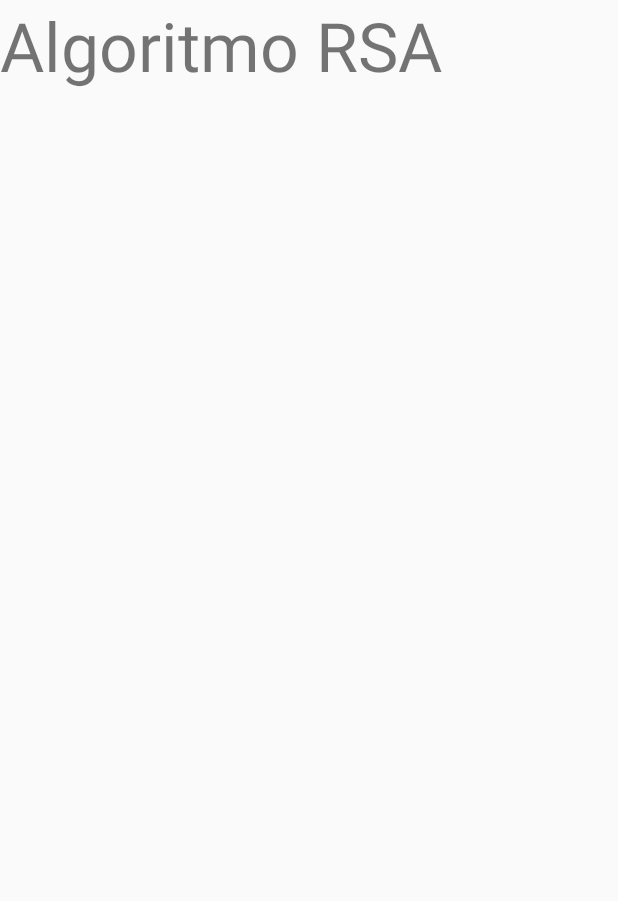
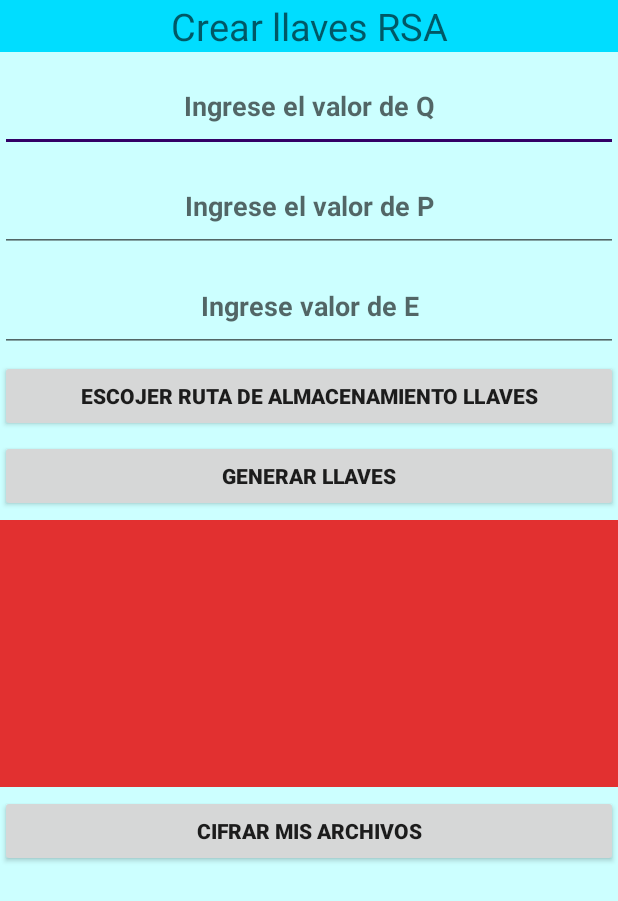
Before and after one commit to CarlosMorales1171316/ED2-Laboratorio2-Cifrado, an Android app: the layout activity_rs.xml on its own in the app's theme, with its tools: preview values and no code run, on a phone screen of 412 x 824 dp. Shown: the top 901 px of the screen. Run offline under Robolectric (Android 15) with nearby library versions, the phone set to English and light mode, and no system bars.

```diff
--- a/Laboratorio2/app/src/main/AndroidManifest.xml
+++ b/Laboratorio2/app/src/main/AndroidManifest.xml
@@ -7,10 +7,9 @@
     <uses-permission android:name="android.permission.WRITE_EXTERNAL_STORAGE" />
     <uses-permission android:name="android.permission.STORAGE" />
 
-
     <application
+        android:allowBackup="true"
         android:debuggable="true"
-        android:allowBackup="true"
         android:icon="@mipmap/ic_launcher"
         android:label="@string/app_name"
         android:roundIcon="@mipmap/ic_launcher_round"
@@ -29,8 +28,9 @@
         </activity>
         <activity android:name=".ZigZag" />
         <activity android:name=".SDES" />
-        <activity android:name=".RSA" />
-
+        <activity android:name=".RSALlavesVista" />
+        <activity android:name=".CifradoRSAVista" />
+        <activity android:name=".DescifrarRSAVista"></activity>
     </application>
 
 </manifest>
--- a/Laboratorio2/app/src/main/java/com/example/ivana/laboratorio2/MainActivity.java
+++ b/Laboratorio2/app/src/main/java/com/example/ivana/laboratorio2/MainActivity.java
@@ -96,7 +96,7 @@ public class MainActivity extends AppCompatActivity
             startActivity(intent);
 
         } else if (id == R.id.serie3) {
-            Intent intent = new Intent(MainActivity.this, RSA.class);
+            Intent intent = new Intent(MainActivity.this, RSALlavesVista.class);
             startActivity(intent);
         }
 
--- a/Laboratorio2/app/src/main/java/com/example/ivana/laboratorio2/RSA.java
+++ b/Laboratorio2/app/src/main/java/com/example/ivana/laboratorio2/RSA.java
@@ -1,13 +1,24 @@
 package com.example.ivana.laboratorio2;
 
-import android.support.v7.app.AppCompatActivity;
-import android.os.Bundle;
+import java.math.BigInteger;
+import java.util.ArrayList;
+import java.util.List;
 
-public class RSA extends AppCompatActivity {
+public class RSA {
+    private BigInteger p;
+    private BigInteger q;
+    private BigInteger r;
 
-    @Override
-    protected void onCreate(Bundle savedInstanceState) {
-        super.onCreate(savedInstanceState);
-        setContentView(R.layout.activity_rs);
+    public List<BigInteger> calcularQ(BigInteger modulo) {
+        int n = modulo.intValue();
+        List<BigInteger> factor = new ArrayList<>();
+        for (int i = 2; i <= n; i++) {
+            while (n % i == 0) {
+                factor.add(BigInteger.valueOf(i));
+                n /= i;
+            }
+        }
+        return factor;
     }
+
 }
--- a/Laboratorio2/app/src/main/res/layout/activity_rs.xml
+++ b/Laboratorio2/app/src/main/res/layout/activity_rs.xml
@@ -1,15 +1,111 @@
 <?xml version="1.0" encoding="utf-8"?>
-<android.support.constraint.ConstraintLayout xmlns:android="http://schemas.android.com/apk/res/android"
+<LinearLayout xmlns:android="http://schemas.android.com/apk/res/android"
     xmlns:app="http://schemas.android.com/apk/res-auto"
     xmlns:tools="http://schemas.android.com/tools"
     android:layout_width="match_parent"
     android:layout_height="match_parent"
-    tools:context=".RSA">
+    android:orientation="vertical"
+    android:background="#CCFFFF"
+    tools:context=".RSALlavesVista">
+
     <TextView
-        android:layout_width="wrap_content"
+        android:layout_width="match_parent"
         android:layout_height="wrap_content"
-        android:textSize="45dp"
-        android:text="Algoritmo RSA"
-        />
+        android:background="@android:color/holo_blue_bright"
+        android:hint="Crear llaves RSA"
+        android:textAlignment="center"
+        android:textSize="25dp" />
+    <TextView
+        android:layout_width="5dp"
+        android:layout_height="5dp" />
 
-</android.support.constraint.ConstraintLayout>
+
+    <EditText
+        android:id="@+id/Texto_KeyQ"
+        android:layout_width="match_parent"
+        android:layout_height="61dp"
+        android:layout_alignParentLeft="true"
+        android:layout_alignParentStart="true"
+        android:layout_alignParentTop="true"
+        android:hint="Ingrese el valor de Q"
+        android:inputType="number"
+        android:textAlignment="center"
+        android:textStyle="bold" />
+    <TextView
+        android:layout_width="5dp"
+        android:layout_height="5dp" />
+
+    <EditText
+        android:id="@+id/Texto_KeyP"
+        android:layout_width="match_parent"
+        android:layout_height="61dp"
+        android:layout_alignParentLeft="true"
+        android:layout_alignParentStart="true"
+        android:layout_alignParentTop="true"
+        android:hint="Ingrese el valor de P"
+        android:inputType="number"
+        android:textAlignment="center"
+        android:textStyle="bold" />
+    <TextView
+        android:layout_width="5dp"
+        android:layout_height="5dp" />
+
+    <EditText
+        android:id="@+id/Texto_KeyE"
+        android:layout_width="match_parent"
+        android:layout_height="61dp"
+        android:layout_alignParentLeft="true"
+        android:layout_alignParentStart="true"
+        android:layout_alignParentTop="true"
+        android:hint="Ingrese valor de E"
+        android:inputType="number"
+        android:textAlignment="center"
+        android:textStyle="bold" />
+    <TextView
+        android:layout_width="5dp"
+        android:layout_height="5dp" />
+    <Button
+        android:id="@+id/Boton_RutaRSA"
+        android:layout_width="match_parent"
+        android:layout_height="wrap_content"
+        android:layout_alignParentTop="true"
+        android:layout_centerHorizontal="true"
+        android:textStyle="bold"
+
+        android:text="ESCOJER RUTA DE ALMACENAMIENTO LLAVES" />
+    <TextView
+        android:layout_width="5dp"
+        android:layout_height="5dp" />
+    <Button
+        android:id="@+id/Boton_Llaves"
+        android:layout_width="match_parent"
+        android:layout_height="wrap_content"
+        android:layout_alignParentTop="true"
+        android:layout_centerHorizontal="true"
+        android:textStyle="bold"
+        android:text="GENERAR LLAVES" />
+    <TextView
+        android:layout_width="5dp"
+        android:layout_height="5dp" />
+
+    <TextView
+        android:id="@+id/MostrarLlavesRsa"
+        android:layout_width="match_parent"
+        android:layout_height="178dp"
+        android:layout_centerHorizontal="true"
+        android:background="#e23030"
+        android:padding="10dp"
+        android:textColor="@android:color/background_dark"
+        android:textSize="15dp" />
+    <TextView
+        android:layout_width="5dp"
+        android:layout_height="5dp" />
+    <Button
+        android:id="@+id/Boton_CifrarVista"
+        android:layout_width="match_parent"
+        android:layout_height="wrap_content"
+        android:layout_alignParentTop="true"
+        android:layout_centerHorizontal="true"
+        android:textStyle="bold"
+        android:text="CIFRAR MIS ARCHIVOS" />
+</LinearLayout>
```
